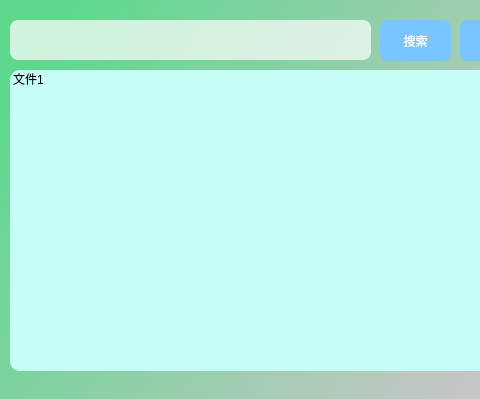
Qt form CloudSys_Qt/icondisplayerwidget.ui (songzhj/CloudSys) before a commit; both pictures show x 0 to 480 and y 0 to 399 of the 708 by 399 pixel window.
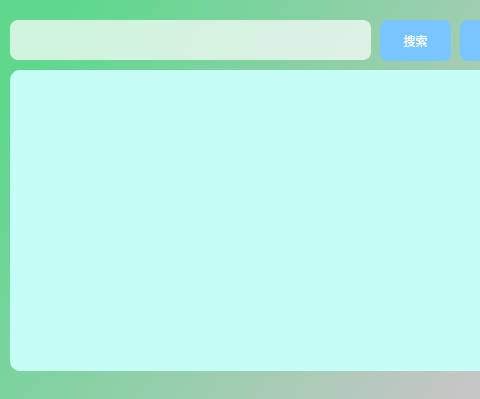
The same form after that commit. Icons and pictures are not drawn.

```diff
--- a/CloudSys_Qt/icondisplayerwidget.ui
+++ b/CloudSys_Qt/icondisplayerwidget.ui
@@ -10,6 +10,18 @@
     <height>399</height>
    </rect>
   </property>
+  <property name="minimumSize">
+   <size>
+    <width>708</width>
+    <height>399</height>
+   </size>
+  </property>
+  <property name="maximumSize">
+   <size>
+    <width>708</width>
+    <height>399</height>
+   </size>
+  </property>
   <property name="windowTitle">
    <string>加密云存储系统</string>
   </property>
@@ -46,15 +58,6 @@
     <property name="uniformItemSizes">
      <bool>false</bool>
     </property>
-    <item>
-     <property name="text">
-      <string>文件1</string>
-     </property>
-     <property name="icon">
-      <iconset>
-       <normaloff>C:/Users/Administrator/Pictures/文件夹图标下载8.png</normaloff>C:/Users/Administrator/Pictures/文件夹图标下载8.png</iconset>
-     </property>
-    </item>
    </widget>
    <widget class="QPushButton" name="downLoadButton">
     <property name="geometry">
```
Left out of the diff: 11 changed lines with no effect on the pictures.
